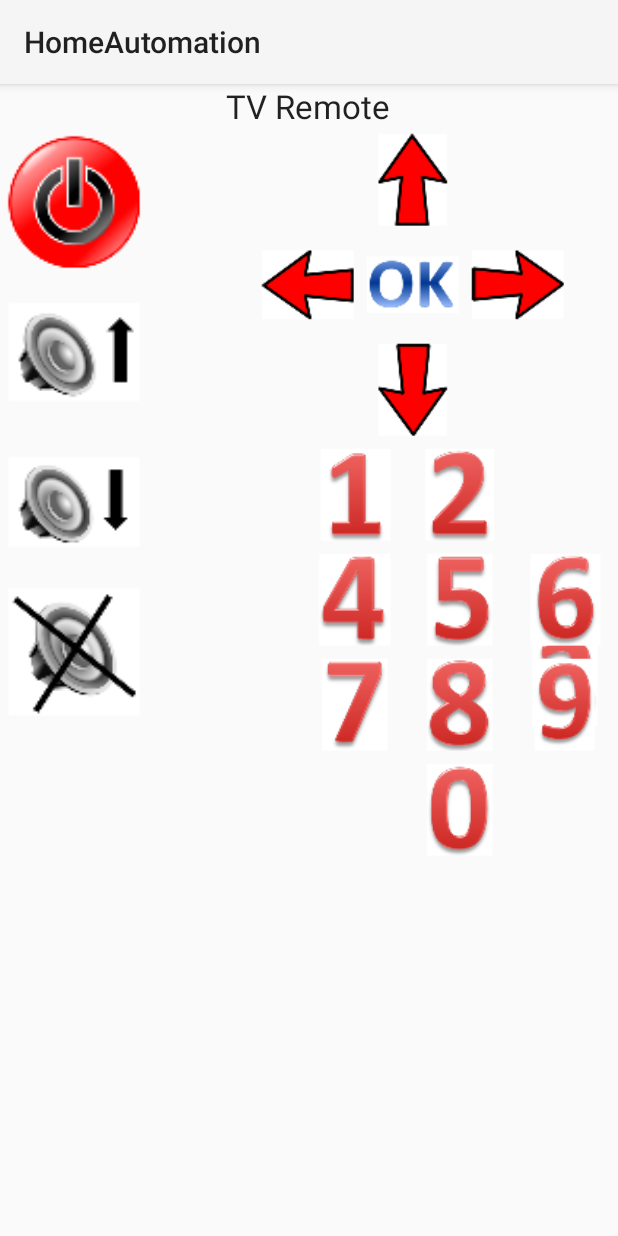
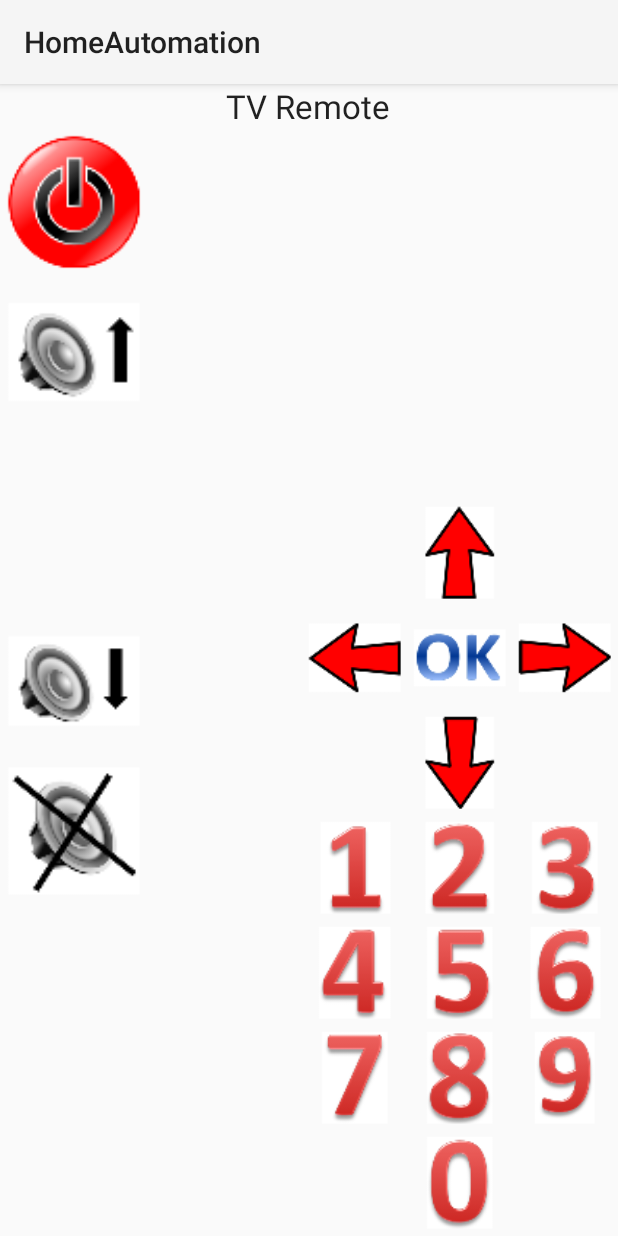
Before and after one commit to dwhitfield6/Android_HomeAutomation, an Android app: the layout tv_remote.xml on its own in the app's theme, with its tools: preview values and no code run, on a phone screen of 412 x 824 dp. Run offline under Robolectric (Android 15) with nearby library versions, the phone set to English and light mode, and no system bars.

Commit message:
Worked on new TVremote screen
Worked on tv remote screen.

```diff
--- a/Application/src/main/java/com/example/android/bluetoothchat/MainActivity.java
+++ b/Application/src/main/java/com/example/android/bluetoothchat/MainActivity.java
@@ -48,7 +48,6 @@ public class MainActivity extends SampleActivityBase {
     protected void onCreate(Bundle savedInstanceState) {
         super.onCreate(savedInstanceState);
         setContentView(R.layout.activity_main);
-        //setContentView(R.layout.tv_remote);
 
         if (savedInstanceState == null) {
             FragmentTransaction transaction = getSupportFragmentManager().beginTransaction();
--- a/Application/src/main/res/layout/tv_remote.xml
+++ b/Application/src/main/res/layout/tv_remote.xml
@@ -29,7 +29,7 @@
         <ImageButton
             android:layout_width="100dp"
             android:layout_height="100dp"
-            android:id="@+id/imageButton"
+            android:id="@+id/tvpower"
             android:background="@mipmap/tvpower"
             android:focusableInTouchMode="false"
             android:focusable="false"
@@ -40,214 +40,215 @@
         <ImageButton
             android:layout_width="70dp"
             android:layout_height="70dp"
-            android:id="@+id/LivingroomButton1"
+            android:id="@+id/left_arrow"
             android:background="@mipmap/left_arrow"
             android:focusableInTouchMode="false"
             android:focusable="false"
             android:layout_weight="0.19"
-            android:layout_above="@+id/imageButton4"
-            android:layout_centerHorizontal="true" />
+            android:layout_below="@+id/up_arrow"
+            android:layout_toLeftOf="@+id/up_arrow"
+            android:layout_toStartOf="@+id/up_arrow" />
 
         <ImageButton
             android:layout_width="70dp"
             android:layout_height="70dp"
-            android:id="@+id/imageButton2"
+            android:id="@+id/right_arrow"
             android:background="@mipmap/right_arrow"
             android:focusableInTouchMode="false"
             android:focusable="false"
             android:layout_weight="0.19"
-            android:layout_below="@+id/imageButton3"
-            android:layout_toRightOf="@+id/imageButton3"
-            android:layout_toEndOf="@+id/imageButton3" />
+            android:layout_above="@+id/down_arrow"
+            android:layout_toRightOf="@+id/ok"
+            android:layout_toEndOf="@+id/ok" />
 
         <ImageButton
             android:layout_width="70dp"
             android:layout_height="70dp"
-            android:id="@+id/imageButton3"
+            android:id="@+id/up_arrow"
             android:background="@mipmap/up_arrow"
             android:focusableInTouchMode="false"
             android:focusable="false"
             android:layout_weight="0.19"
-            android:layout_alignParentTop="true"
-            android:layout_alignLeft="@+id/imageButton5"
-            android:layout_alignStart="@+id/imageButton5" />
+            android:layout_above="@+id/right_arrow"
+            android:layout_toLeftOf="@+id/right_arrow"
+            android:layout_toStartOf="@+id/right_arrow" />
 
         <ImageButton
             android:layout_width="70dp"
             android:layout_height="70dp"
-            android:id="@+id/imageButton4"
+            android:id="@+id/down_arrow"
             android:background="@mipmap/down_arrow"
             android:focusableInTouchMode="false"
             android:focusable="false"
             android:layout_weight="0.19"
-            android:layout_below="@+id/imageButton5"
-            android:layout_toRightOf="@+id/LivingroomButton1"
-            android:layout_toEndOf="@+id/LivingroomButton1" />
+            android:layout_above="@+id/three"
+            android:layout_toLeftOf="@+id/three"
+            android:layout_toStartOf="@+id/three" />
 
         <ImageButton
             android:layout_width="70dp"
             android:layout_height="70dp"
-            android:id="@+id/imageButton5"
+            android:id="@+id/ok"
             android:background="@mipmap/ok"
             android:focusableInTouchMode="false"
             android:focusable="false"
             android:layout_weight="0.19"
-            android:layout_below="@+id/imageButton3"
-            android:layout_alignLeft="@+id/imageButton4"
-            android:layout_alignStart="@+id/imageButton4" />
+            android:layout_alignTop="@+id/right_arrow"
+            android:layout_toRightOf="@+id/one"
+            android:layout_toEndOf="@+id/one" />
 
         <ImageButton
             android:layout_width="70dp"
             android:layout_height="70dp"
-            android:id="@+id/imageButton6"
+            android:id="@+id/three"
             android:background="@mipmap/three"
             android:focusableInTouchMode="false"
             android:focusable="false"
             android:layout_weight="0.19"
-            android:layout_centerVertical="true"
+            android:layout_above="@+id/five"
             android:layout_alignParentRight="true"
             android:layout_alignParentEnd="true" />
 
         <ImageButton
             android:layout_width="100dp"
             android:layout_height="100dp"
-            android:id="@+id/imageButton18"
+            android:id="@+id/louder"
             android:background="@mipmap/louder"
             android:focusableInTouchMode="false"
             android:focusable="false"
-            android:layout_below="@+id/imageButton"
+            android:layout_below="@+id/tvpower"
             android:layout_alignParentLeft="true"
             android:layout_alignParentStart="true" />
 
         <ImageButton
             android:layout_width="100dp"
             android:layout_height="100dp"
-            android:id="@+id/imageButton19"
+            android:id="@+id/quieter"
             android:background="@mipmap/quieter"
             android:focusableInTouchMode="false"
             android:focusable="false"
-            android:layout_below="@+id/imageButton18"
+            android:layout_centerVertical="true"
             android:layout_alignParentLeft="true"
             android:layout_alignParentStart="true" />
 
         <ImageButton
             android:layout_width="100dp"
             android:layout_height="100dp"
-            android:id="@+id/imageButton20"
+            android:id="@+id/mute"
             android:background="@mipmap/mute"
             android:focusableInTouchMode="false"
             android:focusable="false"
-            android:layout_below="@+id/imageButton19"
+            android:layout_below="@+id/quieter"
             android:layout_alignParentLeft="true"
             android:layout_alignParentStart="true" />
 
         <ImageButton
             android:layout_width="70dp"
             android:layout_height="70dp"
-            android:id="@+id/imageButton7"
+            android:id="@+id/two"
             android:background="@mipmap/two"
             android:focusableInTouchMode="false"
             android:focusable="false"
             android:layout_weight="0.19"
-            android:layout_below="@+id/imageButton4"
-            android:layout_toLeftOf="@+id/imageButton6"
-            android:layout_toStartOf="@+id/imageButton6" />
+            android:layout_alignTop="@+id/three"
+            android:layout_toLeftOf="@+id/three"
+            android:layout_toStartOf="@+id/three" />
 
         <ImageButton
             android:layout_width="70dp"
             android:layout_height="70dp"
-            android:id="@+id/imageButton8"
+            android:id="@+id/one"
             android:background="@mipmap/one"
             android:focusableInTouchMode="false"
             android:focusable="false"
             android:layout_weight="0.19"
-            android:layout_below="@+id/imageButton4"
-            android:layout_toLeftOf="@+id/imageButton7"
-            android:layout_toStartOf="@+id/imageButton7" />
+            android:layout_below="@+id/down_arrow"
+            android:layout_toLeftOf="@+id/down_arrow"
+            android:layout_toStartOf="@+id/down_arrow" />
 
         <ImageButton
             android:layout_width="70dp"
             android:layout_height="70dp"
-            android:id="@+id/imageButton9"
+            android:id="@+id/six"
             android:background="@mipmap/six"
             android:focusableInTouchMode="false"
             android:focusable="false"
             android:layout_weight="0.19"
-            android:layout_below="@+id/imageButton7"
-            android:layout_toRightOf="@+id/imageButton11"
-            android:layout_toEndOf="@+id/imageButton11" />
+            android:layout_below="@+id/three"
+            android:layout_toRightOf="@+id/five"
+            android:layout_toEndOf="@+id/five" />
 
         <ImageButton
             android:layout_width="70dp"
             android:layout_height="70dp"
-            android:id="@+id/imageButton10"
+            android:id="@+id/four"
             android:background="@mipmap/four"
             android:focusableInTouchMode="false"
             android:focusable="false"
             android:layout_weight="0.19"
-            android:layout_below="@+id/imageButton7"
-            android:layout_alignLeft="@+id/imageButton8"
-            android:layout_alignStart="@+id/imageButton8" />
+            android:layout_alignTop="@+id/five"
+            android:layout_toLeftOf="@+id/five"
+            android:layout_toStartOf="@+id/five" />
 
         <ImageButton
             android:layout_width="70dp"
             android:layout_height="70dp"
-            android:id="@+id/imageButton11"
+            android:id="@+id/five"
             android:background="@mipmap/five"
             android:focusableInTouchMode="false"
             android:focusable="false"
             android:layout_weight="0.19"
-            android:layout_below="@+id/imageButton7"
-            android:layout_toRightOf="@+id/imageButton10"
-            android:layout_toEndOf="@+id/imageButton10" />
+            android:layout_above="@+id/eight"
+            android:layout_alignLeft="@+id/eight"
+            android:layout_alignStart="@+id/eight" />
 
         <ImageButton
             android:layout_width="70dp"
             android:layout_height="70dp"
-            android:id="@+id/imageButton12"
+            android:id="@+id/seven"
             android:background="@mipmap/seven"
             android:focusableInTouchMode="false"
             android:focusable="false"
             android:layout_weight="0.19"
-            android:layout_below="@+id/imageButton10"
-            android:layout_alignLeft="@+id/imageButton10"
-            android:layout_alignStart="@+id/imageButton10" />
+            android:layout_alignTop="@+id/eight"
+            android:layout_toLeftOf="@+id/eight"
+            android:layout_toStartOf="@+id/eight" />
 
         <ImageButton
             android:layout_width="70dp"
             android:layout_height="70dp"
-            android:id="@+id/imageButton13"
+            android:id="@+id/eight"
             android:background="@mipmap/eight"
             android:focusableInTouchMode="false"
             android:focusable="false"
             android:layout_weight="0.19"
-            android:layout_alignTop="@+id/imageButton12"
-            android:layout_alignLeft="@+id/imageButton11"
-            android:layout_alignStart="@+id/imageButton11" />
+            android:layout_above="@+id/zero"
+            android:layout_alignLeft="@+id/zero"
+            android:layout_alignStart="@+id/zero" />
 
         <ImageButton
             android:layout_width="70dp"
             android:layout_height="70dp"
-            android:id="@+id/imageButton14"
+            android:id="@+id/nine"
             android:background="@mipmap/nine"
             android:focusableInTouchMode="false"
             android:focusable="false"
             android:layout_weight="0.19"
-            android:layout_alignTop="@+id/imageButton13"
-            android:layout_toRightOf="@+id/imageButton13"
-            android:layout_toEndOf="@+id/imageButton13" />
+            android:layout_above="@+id/zero"
+            android:layout_toRightOf="@+id/zero"
+            android:layout_toEndOf="@+id/zero" />
 
         <ImageButton
             android:layout_width="70dp"
             android:layout_height="70dp"
-            android:id="@+id/imageButton15"
+            android:id="@+id/zero"
             android:background="@mipmap/zero"
             android:focusableInTouchMode="false"
             android:focusable="false"
             android:layout_weight="0.19"
-            android:layout_below="@+id/imageButton12"
-            android:layout_toRightOf="@+id/imageButton12"
-            android:layout_toEndOf="@+id/imageButton12" />
+            android:layout_alignParentBottom="true"
+            android:layout_toLeftOf="@+id/three"
+            android:layout_toStartOf="@+id/three" />
 
     </RelativeLayout>
 
```
Also changed, not shown: Application/src/main/java/com/example/android/bluetoothchat/TVremoteFragment.java (added, +359 -0 lines), 5 other files.
